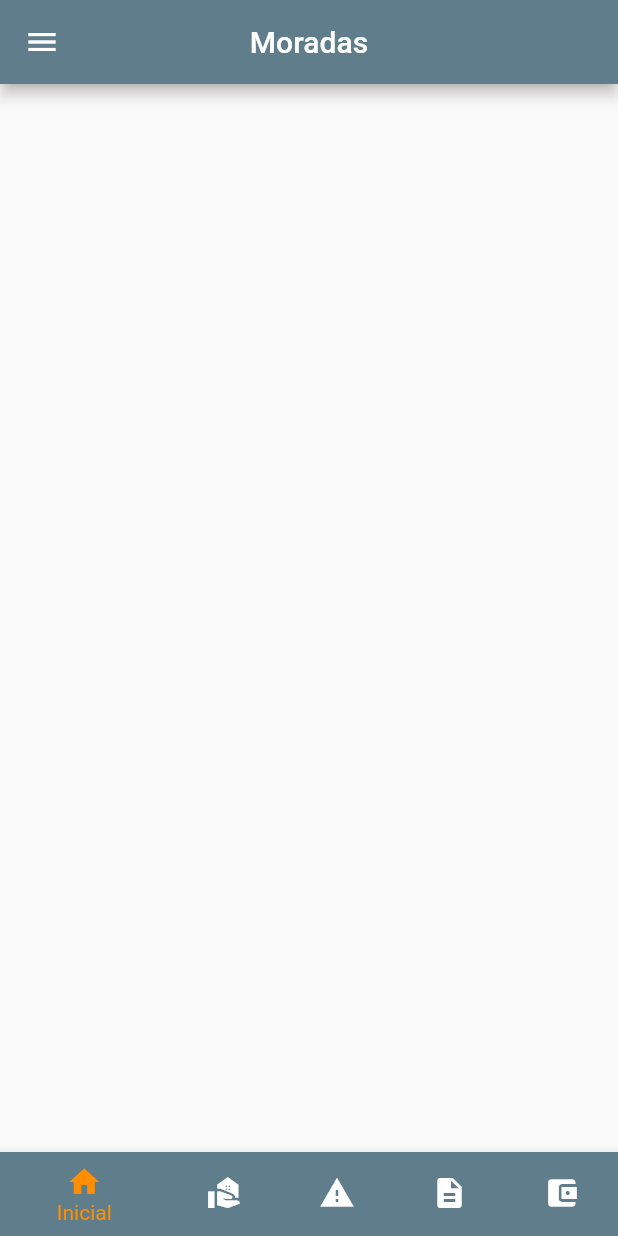
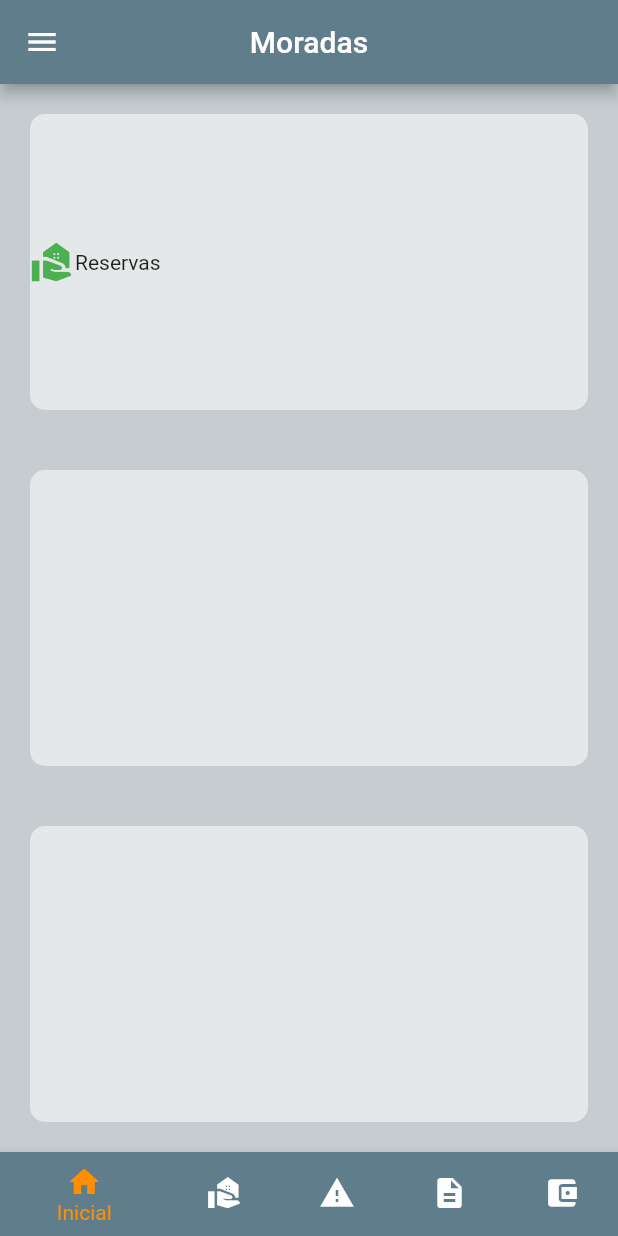
Before and after one commit to GuiLisboa/moradas_flutter, a Flutter app: the screen it shows after launch, after a tap on "Fazer Login", on a phone screen of 412 x 824 dp. Run offline on Flutter 3.47's test engine with Material 2 defaults, Android fonts, the phone set to English and light mode, and no system bars.

Commit message:
Adicionado cartões a tela principal

```diff
--- a/lib/homepage/body.dart
+++ b/lib/homepage/body.dart
@@ -3,15 +3,66 @@ import 'package:flutter/material.dart';
 class Body extends StatelessWidget {
   const Body({super.key});
 
+  desenharColunaNoCartao(IconData iconeDaEsquerda) {
+    return Column(
+      children: [
+        Expanded(
+          child: Row(
+            mainAxisAlignment: MainAxisAlignment.start,
+            children: [
+              Icon(
+                iconeDaEsquerda,
+                size: 30,
+                color: Colors.green,
+              ),
+              Text("Reservas"),
+            ],
+          ),
+        ),
+      ],
+    );
+  }
+
+  @override
+  Widget build(BuildContext context) {
+    return Column(
+      children: [
+        Expanded(
+            child: Row(
+          children: [
+            Expanded(
+                child: CartaoPadrao(
+              cartaoFilho: desenharColunaNoCartao(Icons.real_estate_agent),
+            ))
+          ],
+        )),
+        Expanded(
+            child: Row(
+          children: [Expanded(child: CartaoPadrao())],
+        )),
+        Expanded(
+            child: Row(
+          children: [Expanded(child: CartaoPadrao())],
+        )),
+      ],
+    );
+  }
+}
+
+class CartaoPadrao extends StatelessWidget {
+  CartaoPadrao({this.cartaoFilho});
+
+  final Widget? cartaoFilho;
+
   @override
   Widget build(BuildContext context) {
     return Container(
-        // child: ElevatedButton(
-        //   child: Text('Login'),
-        //   onPressed: () {
-        //     Navigator.pushNamed(context, '/login');
-        //   },
-        // ),
-        );
+      margin: EdgeInsets.all(20),
+      decoration: BoxDecoration(
+        borderRadius: BorderRadius.circular(10),
+        color: Colors.white54,
+      ),
+      child: cartaoFilho,
+    );
   }
 }
--- a/lib/main.dart
+++ b/lib/main.dart
@@ -14,9 +14,9 @@ class MyApp extends StatelessWidget {
       theme: ThemeData(
         primarySwatch: Colors.blue,
       ),
-      initialRoute: '/',
+      initialRoute: '/login',
       routes: {
-        '/': (context) => LoginScreen(),
+        '/login': (context) => LoginScreen(),
         '/home': (context) => HomePage(),
       },
     );
@@ -31,7 +31,11 @@ class HomePage extends StatefulWidget {
 class _HomePageState extends State<HomePage> {
   @override
   Widget build(BuildContext context) {
-    return Scaffold(
+    return MaterialApp(
+      theme: ThemeData(
+          primaryColor: Color(4284513675),
+          scaffoldBackgroundColor: Color.fromARGB(255, 198, 204, 207)),
+      home: Scaffold(
         drawer: BotaoMenuEsquerdo(),
         appBar: AppBar(
           title: Text('Moradas'),
@@ -40,6 +44,7 @@ class _HomePageState extends State<HomePage> {
         ),
         body: Body(),
         bottomNavigationBar: BotaoNavegacaoInferior(),
+      ),
     );
   }
 }
```
Lines whose indentation alone changed are shown as unchanged.
